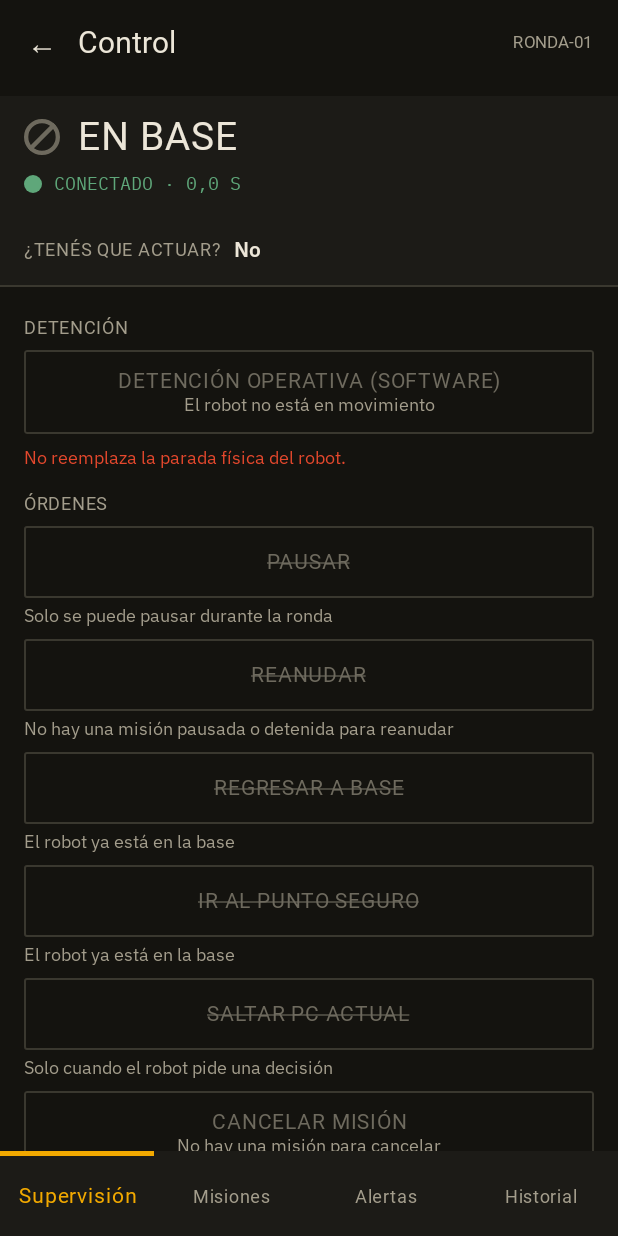
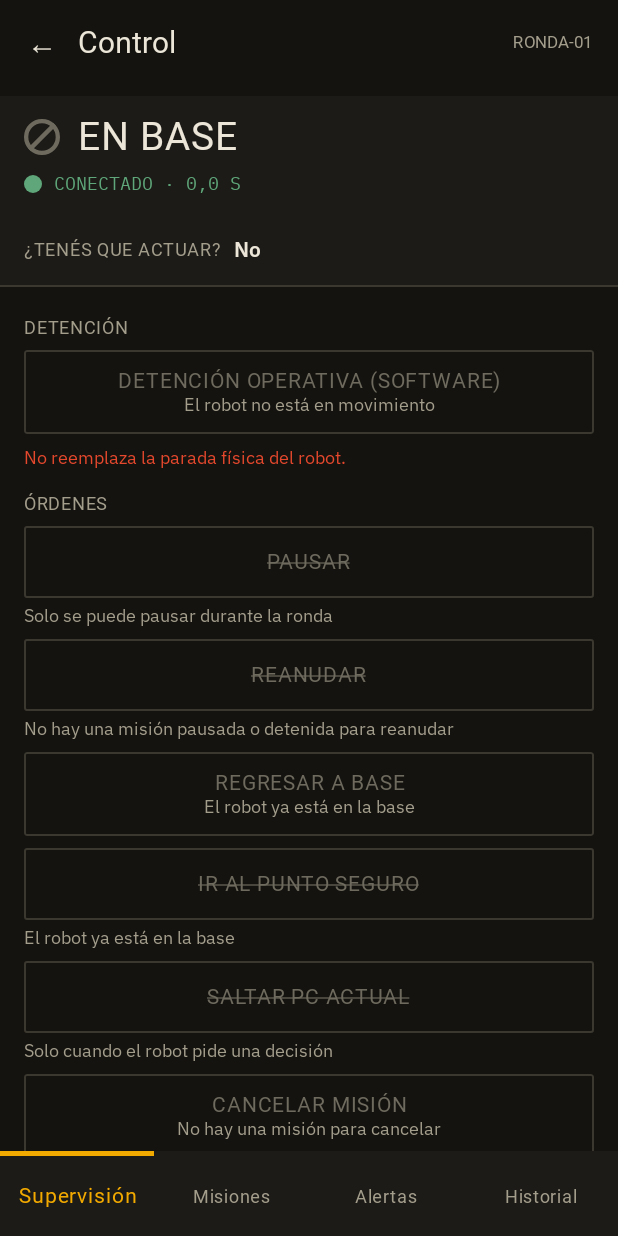
Before and after one commit to alejogarciabosio/tp-hmi-ronda, an Android app built with Jetpack Compose: the ControlRoute screen opened through its navigation route, on a phone screen of 412 x 824 dp. Run offline under Robolectric (Android 15) with nearby library versions, the phone set to English and light mode, and no system bars; Roboto replaces fonts that are not available here.

Commit message:
feat(ui): Regresar a base se confirma manteniendo presionado

```diff
--- a/app/src/main/kotlin/ar/edu/uade/ronda/ui/control/ControlScreen.kt
+++ b/app/src/main/kotlin/ar/edu/uade/ronda/ui/control/ControlScreen.kt
@@ -88,7 +88,14 @@ fun ControlScreen(
                 SectionTitle("ÓRDENES")
                 CommandButton(state.pause, onPause)
                 CommandButton(state.resume, onResume)
-                CommandButton(state.returnToBase, onReturnToBase)
+                HoldToConfirm(
+                    state.returnToBase.label, onReturnToBase,
+                    enabled = state.returnToBase.state != CommandUiState.DISABLED && state.returnToBase.state != CommandUiState.PENDING,
+                    disabledReason = state.returnToBase.reason,
+                )
+                if (state.returnToBase.state != CommandUiState.DISABLED) {
+                    state.returnToBase.reason?.let { Text(it, style = RondaType.textoNota, color = RondaColors.bone400) }
+                }
                 CommandButton(state.safePoint, onSafePoint)
                 CommandButton(state.skipCheckpoint, onSkipCheckpoint)
                 HoldToConfirm(
```
Also changed, not shown: app/src/main/kotlin/ar/edu/uade/ronda/ui/supervision/SupervisionScreen.kt (+9 -1 lines).
